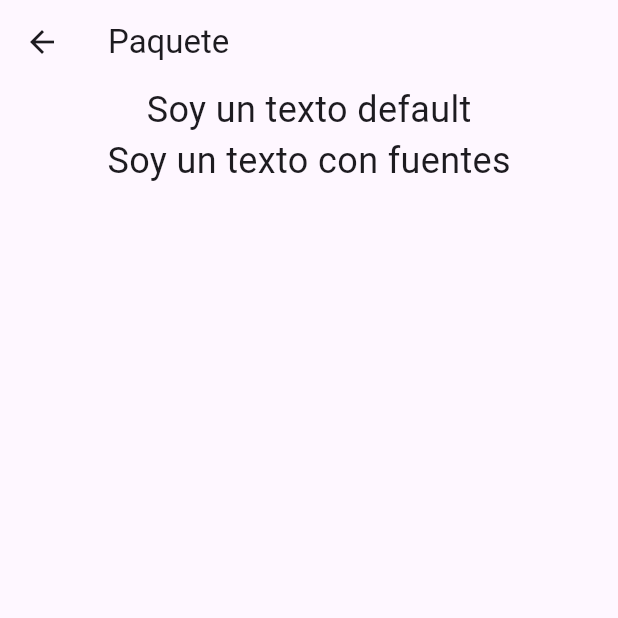
After one commit to neryad/learnig_flutter_series, a Flutter app: the Paquetes screen opened directly, on a phone screen of 412 x 824 dp, the top half of it. The commit adds this screen. Run offline on Flutter 3.47's test engine with Material 3 defaults, Android fonts, the phone set to English and light mode, and no system bars; our stand-ins replace google_fonts.

Commit message:
feat: Add Paquetes screen with Google Fonts integration
- Created a new Paquetes screen to demonstrate the use of packages.
- Integrated Google Fonts for custom text styling.
- Updated main.dart to include navigation to the new Paquetes screen.
- Added necessary files for CMake and build configurations for Android.
- Updated pubspec.yaml to include google_fonts dependency.
- Updated pubspec.lock to reflect dependency changes and version updates.
- Updated GeneratedPluginRegistrant.swift to register PathProviderPlugin.

```diff
--- /dev/null
+++ b/lib/11-paquetes/paquetes.dart
@@ -0,0 +1,27 @@
+import 'package:flutter/material.dart';
+import 'package:google_fonts/google_fonts.dart';
+
+class Paquetes extends StatelessWidget {
+  const Paquetes({super.key});
+
+  @override
+  Widget build(BuildContext context) {
+    return Scaffold(
+      appBar: AppBar(
+        title: const Text('Paquete'),
+      ),
+      body: Center(
+        child: Column(
+          children: [
+            const Text(
+              'Soy un texto default',
+              style: TextStyle(fontSize: 24),
+            ),
+            Text('Soy un texto con fuentes',
+                style: GoogleFonts.roboto(fontSize: 24)),
+          ],
+        ),
+      ),
+    );
+  }
+}
--- a/pubspec.yaml
+++ b/pubspec.yaml
@@ -9,6 +9,7 @@ environment:
 dependencies:
   flutter:
     sdk: flutter
+  google_fonts: ^6.2.1
 
 dev_dependencies:
   flutter_lints: ^4.0.0
```
Also changed, not shown: lib/main.dart (+11 -1 lines), pubspec.lock, 126 other files.
